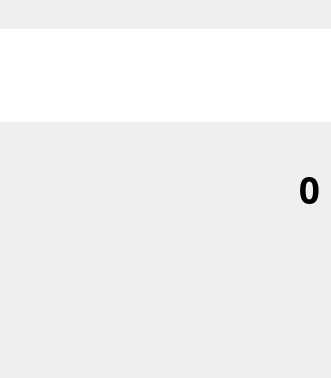
This is template/content/calculator/calculator.ui in cmh1027/calculator as Qt 5 draws it before an edit. The edited form follows.
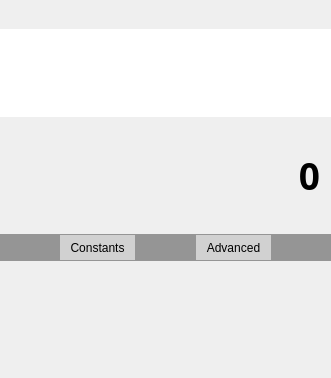
This is the edited form.

Commit message: change constant/operation to object

```diff
--- a/template/content/calculator/calculator.ui
+++ b/template/content/calculator/calculator.ui
@@ -17,6 +17,9 @@
    <string notr="true"/>
   </property>
   <layout class="QVBoxLayout" name="verticalLayout">
+   <property name="spacing">
+    <number>0</number>
+   </property>
    <property name="leftMargin">
     <number>0</number>
    </property>
@@ -144,6 +147,95 @@
      </item>
     </layout>
    </item>
+   <item>
+    <widget class="QWidget" name="horizontalWidget" native="true">
+     <property name="sizePolicy">
+      <sizepolicy hsizetype="Preferred" vsizetype="Fixed">
+       <horstretch>0</horstretch>
+       <verstretch>0</verstretch>
+      </sizepolicy>
+     </property>
+     <property name="maximumSize">
+      <size>
+       <width>16777215</width>
+       <height>16777215</height>
+      </size>
+     </property>
+     <property name="styleSheet">
+      <string notr="true">background-color: rgb(149, 149, 149);</string>
+     </property>
+     <layout class="QHBoxLayout" name="horizontalLayout">
+      <property name="leftMargin">
+       <number>5</number>
+      </property>
+      <property name="topMargin">
+       <number>1</number>
+      </property>
+      <property name="rightMargin">
+       <number>5</number>
+      </property>
+      <property name="bottomMargin">
+       <number>1</number>
+      </property>
+      <item>
+       <widget class="QPushButton" name="constButton">
+        <property name="sizePolicy">
+         <sizepolicy hsizetype="Fixed" vsizetype="Fixed">
+          <horstretch>0</horstretch>
+          <verstretch>0</verstretch>
+         </sizepolicy>
+        </property>
+        <property name="minimumSize">
+         <size>
+          <width>75</width>
+          <height>25</height>
+         </size>
+        </property>
+        <property name="styleSheet">
+         <string notr="true">QPushButton{
+	border: none;
+	background-color: rgb(209, 209, 209);
+}
+QPushButton:hover{
+	background-color: rgb(200, 200, 200);
+}</string>
+        </property>
+        <property name="text">
+         <string>Constants</string>
+        </property>
+       </widget>
+      </item>
+      <item>
+       <widget class="QPushButton" name="advancedButton">
+        <property name="sizePolicy">
+         <sizepolicy hsizetype="Fixed" vsizetype="Fixed">
+          <horstretch>0</horstretch>
+          <verstretch>0</verstretch>
+         </sizepolicy>
+        </property>
+        <property name="minimumSize">
+         <size>
+          <width>75</width>
+          <height>25</height>
+         </size>
+        </property>
+        <property name="styleSheet">
+         <string notr="true">QPushButton{
+	border: none;
+	background-color: rgb(209, 209, 209);
+}
+QPushButton:hover{
+	background-color: rgb(200, 200, 200);
+}</string>
+        </property>
+        <property name="text">
+         <string>Advanced</string>
+        </property>
+       </widget>
+      </item>
+     </layout>
+    </widget>
+   </item>
    <item>
     <widget class="QWidget" name="buttonWidget" native="true"/>
    </item>
```
The commit also changes 35 other files.
